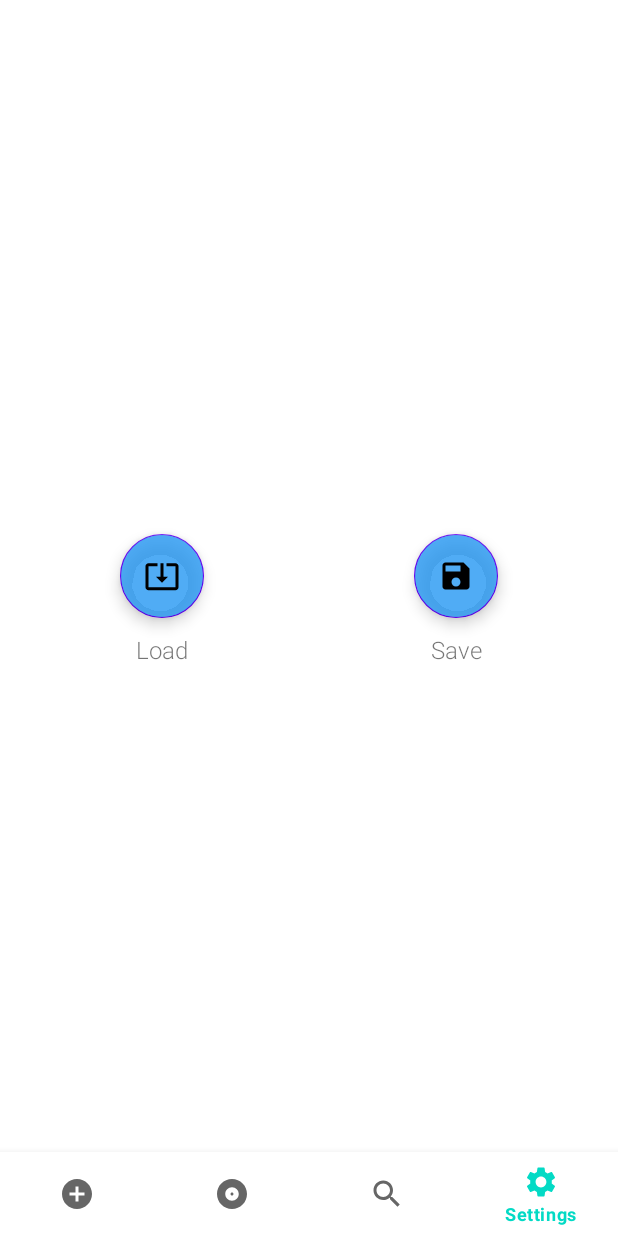
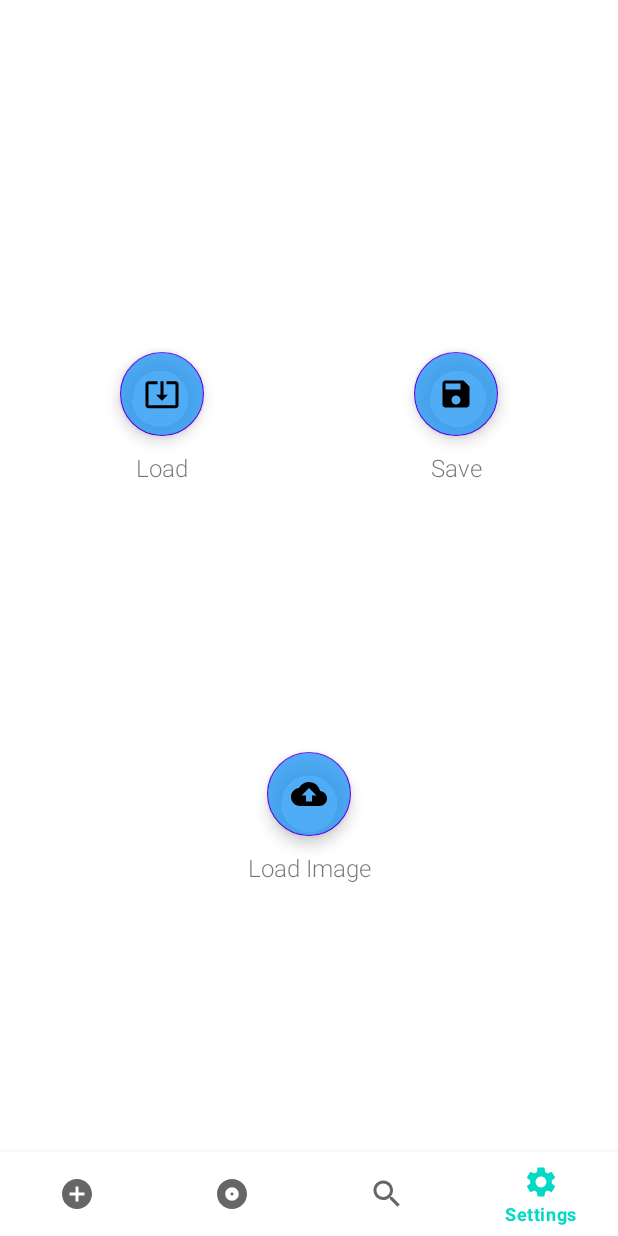
Before and after one commit to LastStranger0/OntlologyEditor, an Android app: the screen it shows after launch (MainActivity), item 4 of the bottom bar chosen, on a phone screen of 412 x 824 dp. Run offline under Robolectric (Android 15) with nearby library versions, the phone set to English and light mode, and no system bars.

Commit message:
1 ver of working

```diff
--- a/app/build.gradle
+++ b/app/build.gradle
@@ -1,6 +1,7 @@
 plugins {
     id 'com.android.application'
     id 'kotlin-android'
+    id 'com.google.gms.google-services'
 }
 
 android {
@@ -40,7 +41,12 @@ dependencies {
     implementation 'com.google.android.material:material:1.3.0'
     implementation 'androidx.constraintlayout:constraintlayout:2.0.4'
     implementation 'androidx.legacy:legacy-support-v4:1.0.0'
+    implementation platform('com.google.firebase:firebase-bom:28.0.1')
+    implementation 'com.google.firebase:firebase-database:20.0.0'
+    implementation 'com.google.firebase:firebase-storage:20.0.0'
+    implementation 'com.google.mlkit:linkfirebase:16.1.1'
     testImplementation 'junit:junit:4.+'
+    implementation 'com.google.mlkit:image-labeling-custom:16.3.1'
     androidTestImplementation 'androidx.test.ext:junit:1.1.2'
     androidTestImplementation 'androidx.test.espresso:espresso-core:3.3.0'
 }
--- a/app/src/main/java/com/mtg/grakoviiredactor/view/main_activity/EntityFragment.kt
+++ b/app/src/main/java/com/mtg/grakoviiredactor/view/main_activity/EntityFragment.kt
@@ -13,12 +13,12 @@ import com.mtg.grakoviiredactor.view.EntityActivity
 
 class EntityFragment : Fragment() {
 
-    lateinit var classButton: FloatingActionButton
-    lateinit var objectPropertiesButton: FloatingActionButton
-    lateinit var dataPropertiesButton: FloatingActionButton
-    lateinit var annotationPropertiesButton: FloatingActionButton
-    lateinit var dataTypesButton: FloatingActionButton
-    lateinit var mContext: Context
+    private lateinit var classButton: FloatingActionButton
+    private lateinit var objectPropertiesButton: FloatingActionButton
+    private lateinit var dataPropertiesButton: FloatingActionButton
+    private lateinit var annotationPropertiesButton: FloatingActionButton
+    private lateinit var dataTypesButton: FloatingActionButton
+    private lateinit var mContext: Context
     override fun onAttach(context: Context) {
         super.onAttach(context)
         mContext = context
@@ -32,12 +32,6 @@ class EntityFragment : Fragment() {
 
     }
 
-
-
-
-    override fun onCreate(savedInstanceState: Bundle?) {
-        super.onCreate(savedInstanceState)
-    }
 
     override fun onCreateView(
         inflater: LayoutInflater, container: ViewGroup?,
--- a/app/src/main/java/com/mtg/grakoviiredactor/view/main_activity/IndividualsFragment.kt
+++ b/app/src/main/java/com/mtg/grakoviiredactor/view/main_activity/IndividualsFragment.kt
@@ -8,9 +8,6 @@ import android.view.ViewGroup
 import com.mtg.grakoviiredactor.R
 
 class IndividualsFragment : Fragment() {
-    override fun onCreate(savedInstanceState: Bundle?) {
-        super.onCreate(savedInstanceState)
-    }
 
     override fun onCreateView(
         inflater: LayoutInflater, container: ViewGroup?,
--- a/app/src/main/java/com/mtg/grakoviiredactor/view/main_activity/SearchFragment.kt
+++ b/app/src/main/java/com/mtg/grakoviiredactor/view/main_activity/SearchFragment.kt
@@ -15,23 +15,19 @@ import com.mtg.grakoviiredactor.presenter.IndividualAdapter
 
 class SearchFragment : Fragment() {
 
-    lateinit var mContext: Context
-    lateinit var mView: View
+    private lateinit var mContext: Context
+    private lateinit var mView: View
 
-    lateinit var searchText: TextInputEditText
-    lateinit var searchButton: FloatingActionButton
-    lateinit var searchList: RecyclerView
+    private lateinit var searchText: TextInputEditText
+    private lateinit var searchButton: FloatingActionButton
+    private lateinit var searchList: RecyclerView
 
-    lateinit var resultList: MutableList<Individual>
-    lateinit var resultAdapter: IndividualAdapter
+    private lateinit var resultList: MutableList<Individual>
+    private lateinit var resultAdapter: IndividualAdapter
 
     override fun onAttach(context: Context) {
         super.onAttach(context)
         mContext = context
-    }
-
-    override fun onCreate(savedInstanceState: Bundle?) {
-        super.onCreate(savedInstanceState)
     }
 
     override fun onCreateView(
--- a/app/src/main/java/com/mtg/grakoviiredactor/view/main_activity/SettingsFragment.kt
+++ b/app/src/main/java/com/mtg/grakoviiredactor/view/main_activity/SettingsFragment.kt
@@ -1,26 +1,57 @@
 package com.mtg.grakoviiredactor.view.main_activity
 
+import android.content.Context
+import android.content.Intent
 import android.os.Bundle
 import androidx.fragment.app.Fragment
 import android.view.LayoutInflater
 import android.view.View
 import android.view.ViewGroup
+import com.google.android.material.floatingactionbutton.FloatingActionButton
 import com.mtg.grakoviiredactor.R
+import com.mtg.grakoviiredactor.view.UploadImageActivity
 
 class SettingsFragment : Fragment() {
-    override fun onCreate(savedInstanceState: Bundle?) {
-        super.onCreate(savedInstanceState)
+
+    private lateinit var loadImageBtn: FloatingActionButton
+    private lateinit var loadBtn: FloatingActionButton
+    private lateinit var saveBtn: FloatingActionButton
+    private lateinit var mContext: Context
+    override fun onAttach(context: Context) {
+        mContext = context
+        super.onAttach(context)
     }
 
     override fun onCreateView(
         inflater: LayoutInflater, container: ViewGroup?,
         savedInstanceState: Bundle?
     ): View? {
-        // Inflate the layout for this fragment
-        return inflater.inflate(R.layout.fragment_settings, container, false)
+        val view = inflater.inflate(R.layout.fragment_settings, container, false)
+        loadImageBtn = view.findViewById(R.id.loadImageButton)
+        loadBtn = view.findViewById(R.id.loadButtonSettings)
+        saveBtn = view.findViewById(R.id.saveButtonSettings)
+
+        loadImageBtn.setOnClickListener{onClickLoadImageBtn()}
+
+        return view
+    }
+
+    private fun onClickLoadImageBtn(){
+        val intent = Intent(mContext, UploadImageActivity::class.java)
+        startActivityForResult(intent, loadImageConst)
+    }
+
+    override fun onActivityResult(requestCode: Int, resultCode: Int, data: Intent?) {
+        super.onActivityResult(requestCode, resultCode, data)
+        when(requestCode){
+            loadImageConst -> {
+
+            }
+        }
     }
 
     companion object {
+        const val loadImageConst = 1234
         @JvmStatic
         fun newInstance() =
             SettingsFragment().apply {}
--- /dev/null
+++ b/app/src/main/res/drawable/ic_cloud_upload.xml
@@ -0,0 +1,10 @@
+<vector xmlns:android="http://schemas.android.com/apk/res/android"
+    android:width="24dp"
+    android:height="24dp"
+    android:viewportWidth="24"
+    android:viewportHeight="24"
+    android:tint="?attr/colorControlNormal">
+  <path
+      android:fillColor="@android:color/white"
+      android:pathData="M19.35,10.04C18.67,6.59 15.64,4 12,4 9.11,4 6.6,5.64 5.35,8.04 2.34,8.36 0,10.91 0,14c0,3.31 2.69,6 6,6h13c2.76,0 5,-2.24 5,-5 0,-2.64 -2.05,-4.78 -4.65,-4.96zM14,13v4h-4v-4H7l5,-5 5,5h-3z"/>
+</vector>
--- /dev/null
+++ b/app/src/main/res/drawable/ic_template_image.xml
@@ -0,0 +1,5 @@
+<vector android:height="256dp" android:tint="?attr/colorControlNormal"
+    android:viewportHeight="24" android:viewportWidth="24"
+    android:width="256dp" xmlns:android="http://schemas.android.com/apk/res/android">
+    <path android:fillColor="@android:color/white" android:pathData="M21,19V5c0,-1.1 -0.9,-2 -2,-2H5c-1.1,0 -2,0.9 -2,2v14c0,1.1 0.9,2 2,2h14c1.1,0 2,-0.9 2,-2zM8.5,13.5l2.5,3.01L14.5,12l4.5,6H5l3.5,-4.5z"/>
+</vector>
--- a/app/src/main/res/layout/activity_entity.xml
+++ b/app/src/main/res/layout/activity_entity.xml
@@ -18,6 +18,7 @@
         android:layout_width="match_parent"
         android:layout_height="0dp"
         android:id="@+id/entityList"
+        app:layoutManager="androidx.recyclerview.widget.LinearLayoutManager"
         app:layout_constraintBottom_toBottomOf="parent"
         app:layout_constraintEnd_toEndOf="parent"
         app:layout_constraintHeight_default="spread"
--- a/app/src/main/res/layout/fragment_settings.xml
+++ b/app/src/main/res/layout/fragment_settings.xml
@@ -12,11 +12,12 @@
         android:layout_height="wrap_content"
         android:layout_marginStart="80dp"
         android:backgroundTint="#C82196F3"
+        android:contentDescription="@string/load"
         android:src="@drawable/ic_load"
         app:layout_constraintBottom_toBottomOf="parent"
         app:layout_constraintStart_toStartOf="parent"
         app:layout_constraintTop_toTopOf="parent"
-        android:contentDescription="@string/load" />
+        app:layout_constraintVertical_bias="0.33" />
 
     <com.google.android.material.textview.MaterialTextView
         android:layout_width="wrap_content"
@@ -35,11 +36,12 @@
         android:layout_height="wrap_content"
         android:layout_marginEnd="80dp"
         android:backgroundTint="#C82196F3"
+        android:contentDescription="@string/save"
         android:src="@drawable/ic_save"
         app:layout_constraintBottom_toBottomOf="parent"
         app:layout_constraintEnd_toEndOf="parent"
         app:layout_constraintTop_toTopOf="parent"
-        android:contentDescription="@string/save" />
+        app:layout_constraintVertical_bias="0.33" />
 
     <com.google.android.material.textview.MaterialTextView
         android:layout_width="wrap_content"
@@ -52,5 +54,27 @@
         app:layout_constraintStart_toStartOf="@id/saveButtonSettings"
         app:layout_constraintTop_toBottomOf="@id/saveButtonSettings" />
 
+    <com.google.android.material.floatingactionbutton.FloatingActionButton
+        android:id="@+id/loadImageButton"
+        android:layout_width="wrap_content"
+        android:layout_height="wrap_content"
+        android:backgroundTint="#C82196F3"
+        android:contentDescription="@string/save"
+        android:src="@drawable/ic_cloud_upload"
+        app:layout_constraintBottom_toBottomOf="parent"
+        app:layout_constraintEnd_toEndOf="parent"
+        app:layout_constraintStart_toStartOf="parent"
+        app:layout_constraintTop_toBottomOf="@+id/loadButtonSettings" />
+
+    <com.google.android.material.textview.MaterialTextView
+        android:layout_width="wrap_content"
+        android:layout_height="wrap_content"
+        android:layout_marginTop="10dp"
+        android:fontFamily="sans-serif-light"
+        android:text="@string/load_image"
+        android:textSize="16sp"
+        app:layout_constraintEnd_toEndOf="@+id/loadImageButton"
+        app:layout_constraintStart_toStartOf="@id/loadImageButton"
+        app:layout_constraintTop_toBottomOf="@id/loadImageButton" />
 
 </androidx.constraintlayout.widget.ConstraintLayout>
--- a/app/src/main/res/values/strings.xml
+++ b/app/src/main/res/values/strings.xml
@@ -13,6 +13,8 @@
     <string name="load">Load</string>
     <string name="save">Save</string>
     <string name="add">Add</string>
+    <string name="load_image">Load Image</string>
     <!-- TODO: Remove or change this placeholder text -->
     <string name="hello_blank_fragment">Hello blank fragment</string>
+    <string name="image_open">Opened Image</string>
 </resources>
--- a/build.gradle
+++ b/build.gradle
@@ -6,9 +6,9 @@ buildscript {
         jcenter()
     }
     dependencies {
-        classpath "com.android.tools.build:gradle:4.1.3"
+        classpath 'com.android.tools.build:gradle:4.2.1'
         classpath "org.jetbrains.kotlin:kotlin-gradle-plugin:$kotlin_version"
-
+        classpath 'com.google.gms:google-services:4.3.8'
         // NOTE: Do not place your application dependencies here; they belong
         // in the individual module build.gradle files
     }
```
Also changed, not shown: app/src/main/AndroidManifest.xml (+5 -2 lines), app/src/main/java/com/mtg/grakoviiredactor/presenter/LoadImageToApp.kt (added, +31 -0 lines), app/src/main/java/com/mtg/grakoviiredactor/view/EntityActivity.kt (+21 -1 lines), app/src/main/java/com/mtg/grakoviiredactor/view/UploadImageActivity.kt (added, +84 -0 lines), app/src/main/res/layout/activity_upload_image.xml (added, +33 -0 lines), app/src/main/res/layout/layout_entity.xml (+6 -2 lines), gradle/wrapper/gradle-wrapper.properties, 1 other file.
